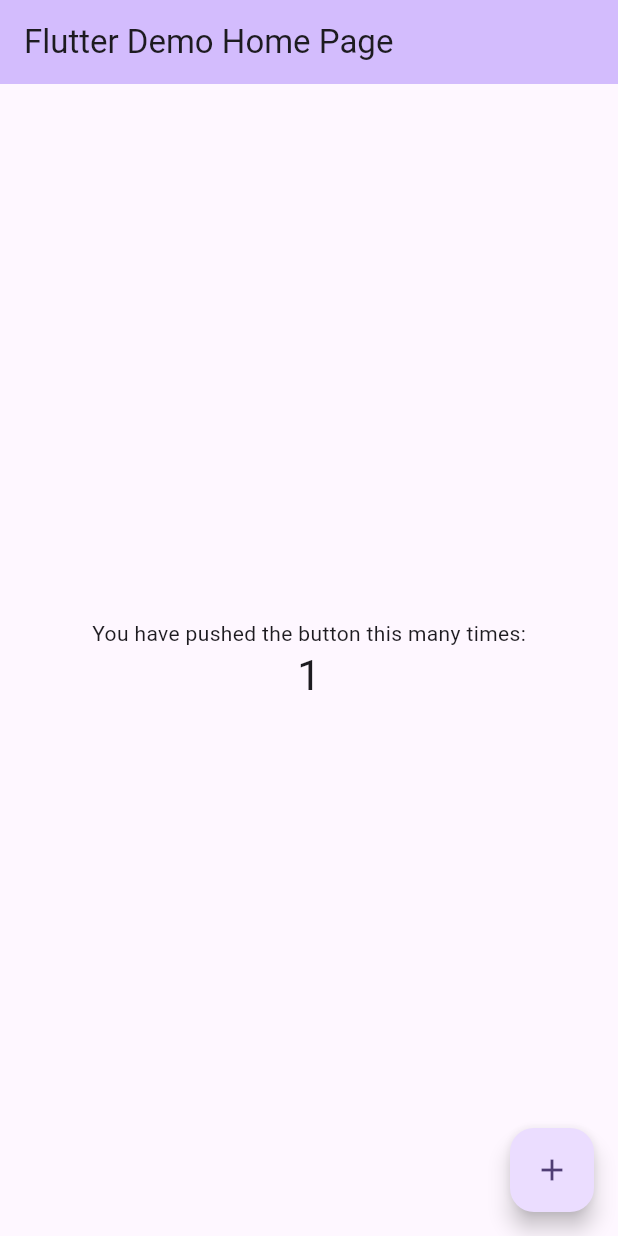
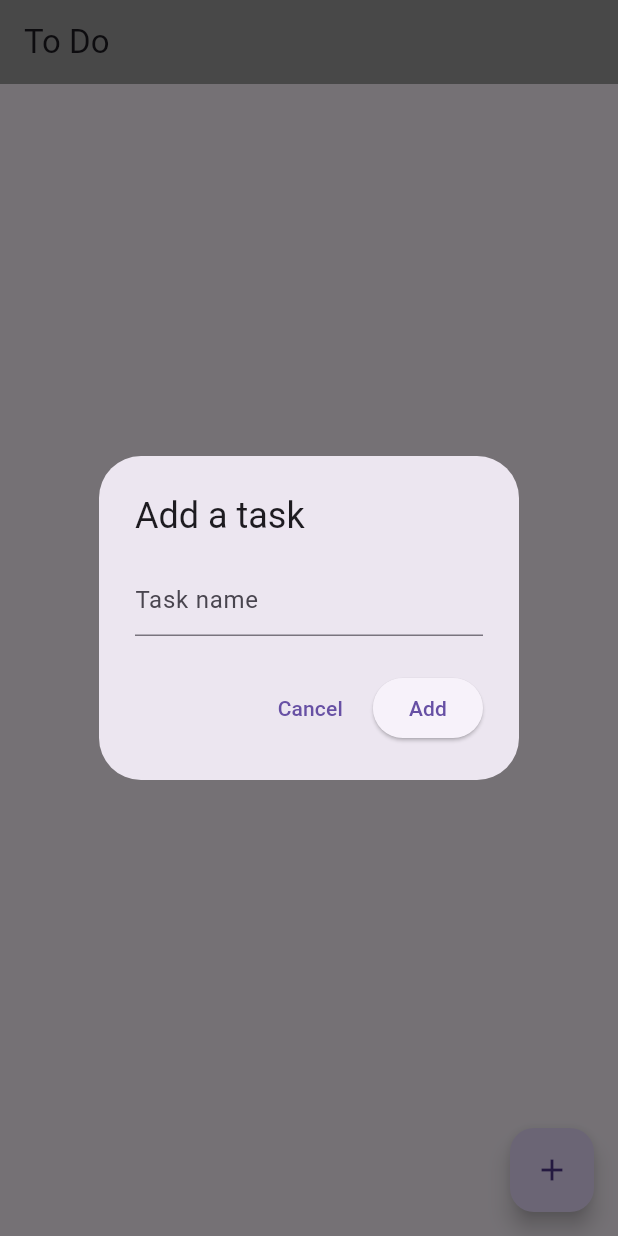
Before and after one commit to ArunCStop/To-Do_app, a Flutter app: the screen it shows after launch, after a tap on the "add" icon, on a phone screen of 412 x 824 dp. Run offline on Flutter 3.47's test engine with Material 3 defaults, Android fonts, the phone set to English and light mode, and no system bars.

Commit message:
basic skeleton of app

```diff
--- a/lib/main.dart
+++ b/lib/main.dart
@@ -1,125 +1,91 @@
 import 'package:flutter/material.dart';
 
 void main() {
-  runApp(const MyApp());
+  runApp(MaterialApp(home: ToDoApp()));
 }
 
-class MyApp extends StatelessWidget {
-  const MyApp({super.key});
+class ToDoApp extends StatefulWidget {
+  @override
+  _ToDoAppState createState() => _ToDoAppState();
+}
 
-  // This widget is the root of your application.
+class _ToDoAppState extends State<ToDoApp> {
+  final _tasks = <String>[];
+  final _taskCheck = <bool>[];
+  final _textFieldController = TextEditingController();
+
   @override
   Widget build(BuildContext context) {
     return MaterialApp(
-      title: 'Flutter Demo',
-      theme: ThemeData(
-        // This is the theme of your application.
-        //
-        // TRY THIS: Try running your application with "flutter run". You'll see
-        // the application has a purple toolbar. Then, without quitting the app,
-        // try changing the seedColor in the colorScheme below to Colors.green
-        // and then invoke "hot reload" (save your changes or press the "hot
-        // reload" button in a Flutter-supported IDE, or press "r" if you used
-        // the command line to start the app).
-        //
-        // Notice that the counter didn't reset back to zero; the application
-        // state is not lost during the reload. To reset the state, use hot
-        // restart instead.
-        //
-        // This works for code too, not just values: Most code changes can be
-        // tested with just a hot reload.
-        colorScheme: ColorScheme.fromSeed(seedColor: Colors.deepPurple),
-        useMaterial3: true,
+      home: Scaffold(
+        appBar: AppBar(
+          title: const Text('To Do'),
+          backgroundColor: Colors.grey,
+        ),
+        body: Padding(
+          padding: const EdgeInsets.all(8.0),
+          child: ListView.builder(
+            itemCount: _tasks.length,
+            itemBuilder: (context, index) {
+              return Padding(
+                padding: const EdgeInsets.all(8.0),
+                child: Container(
+                  decoration: BoxDecoration(
+                    color: const Color.fromARGB(255, 221, 218, 218),
+                    borderRadius: BorderRadius.circular(20.0),
+                  ),
+                  child: CheckboxListTile(
+                    controlAffinity: ListTileControlAffinity.leading,
+                    title: Text(_tasks[index]),
+                    value: _taskCheck[index],
+                    onChanged: (bool? value) {
+                      setState(() {
+                        _taskCheck[index] = value!;
+                      });
+                    },
+                  ),
+                ),
+              );
+            },
+          ),
+        ),
+        floatingActionButton: FloatingActionButton(
+          onPressed: () {
+            showDialog(
+              context: context,
+              builder: (BuildContext context) {
+                return AlertDialog(
+                  title: const Text('Add a task'),
+                  content: TextField(
+                    controller: _textFieldController,
+                    decoration: const InputDecoration(hintText: "Task name"),
+                  ),
+                  actions: <Widget>[
+                    TextButton(
+                      child: const Text('Cancel'),
+                      onPressed: () {
+                        Navigator.of(context).pop();
+                      },
+                    ),
+                    ElevatedButton(
+                      child: const Text('Add'),
+                      onPressed: () {
+                        setState(() {
+                          _tasks.add(_textFieldController.text);
+                          _taskCheck.add(false);
+                        });
+                        _textFieldController.clear();
+                        Navigator.of(context).pop();
+                      },
+                    ),
+                  ],
+                );
+              },
+            );
+          },
+          child: const Icon(Icons.add),
+        ),
       ),
-      home: const MyHomePage(title: 'Flutter Demo Home Page'),
     );
   }
 }
-
-class MyHomePage extends StatefulWidget {
-  const MyHomePage({super.key, required this.title});
-
-  // This widget is the home page of your application. It is stateful, meaning
-  // that it has a State object (defined below) that contains fields that affect
-  // how it looks.
-
-  // This class is the configuration for the state. It holds the values (in this
-  // case the title) provided by the parent (in this case the App widget) and
-  // used by the build method of the State. Fields in a Widget subclass are
-  // always marked "final".
-
-  final String title;
-
-  @override
-  State<MyHomePage> createState() => _MyHomePageState();
-}
-
-class _MyHomePageState extends State<MyHomePage> {
-  int _counter = 0;
-
-  void _incrementCounter() {
-    setState(() {
-      // This call to setState tells the Flutter framework that something has
-      // changed in this State, which causes it to rerun the build method below
-      // so that the display can reflect the updated values. If we changed
-      // _counter without calling setState(), then the build method would not be
-      // called again, and so nothing would appear to happen.
-      _counter++;
-    });
-  }
-
-  @override
-  Widget build(BuildContext context) {
-    // This method is rerun every time setState is called, for instance as done
-    // by the _incrementCounter method above.
-    //
-    // The Flutter framework has been optimized to make rerunning build methods
-    // fast, so that you can just rebuild anything that needs updating rather
-    // than having to individually change instances of widgets.
-    return Scaffold(
-      appBar: AppBar(
-        // TRY THIS: Try changing the color here to a specific color (to
-        // Colors.amber, perhaps?) and trigger a hot reload to see the AppBar
-        // change color while the other colors stay the same.
-        backgroundColor: Theme.of(context).colorScheme.inversePrimary,
-        // Here we take the value from the MyHomePage object that was created by
-        // the App.build method, and use it to set our appbar title.
-        title: Text(widget.title),
-      ),
-      body: Center(
-        // Center is a layout widget. It takes a single child and positions it
-        // in the middle of the parent.
-        child: Column(
-          // Column is also a layout widget. It takes a list of children and
-          // arranges them vertically. By default, it sizes itself to fit its
-          // children horizontally, and tries to be as tall as its parent.
-          //
-          // Column has various properties to control how it sizes itself and
-          // how it positions its children. Here we use mainAxisAlignment to
-          // center the children vertically; the main axis here is the vertical
-          // axis because Columns are vertical (the cross axis would be
-          // horizontal).
-          //
-          // TRY THIS: Invoke "debug painting" (choose the "Toggle Debug Paint"
-          // action in the IDE, or press "p" in the console), to see the
-          // wireframe for each widget.
-          mainAxisAlignment: MainAxisAlignment.center,
-          children: <Widget>[
-            const Text(
-              'You have pushed the button this many times:',
-            ),
-            Text(
-              '$_counter',
-              style: Theme.of(context).textTheme.headlineMedium,
-            ),
-          ],
-        ),
-      ),
-      floatingActionButton: FloatingActionButton(
-        onPressed: _incrementCounter,
-        tooltip: 'Increment',
-        child: const Icon(Icons.add),
-      ), // This trailing comma makes auto-formatting nicer for build methods.
-    );
-  }
-}
```
